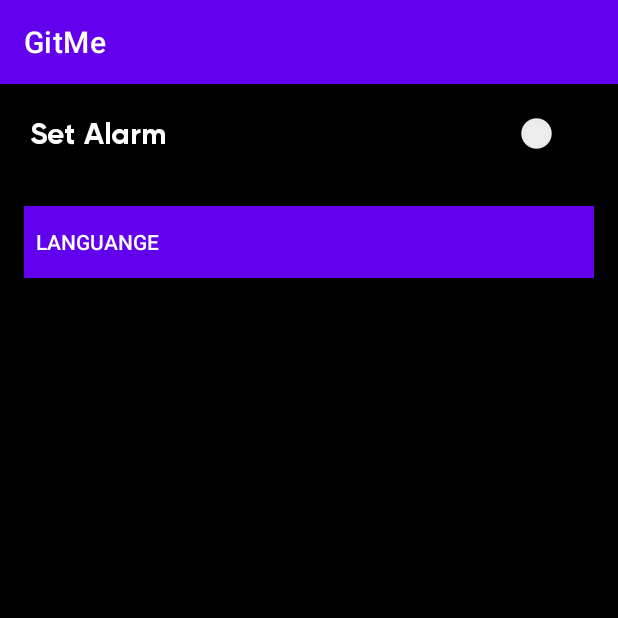
After one commit to afifahna18/GitMe, an Android app: the SettingsActivity screen opened directly, with no data from a screen before it, on a phone screen of 412 x 824 dp, the top half of it. The commit adds this screen. Run offline under Robolectric (Android 15) with nearby library versions, the phone set to English and light mode, and no system bars.

Commit message:
languange dan alarm

```diff
--- a/app/build.gradle
+++ b/app/build.gradle
@@ -76,5 +76,8 @@ dependencies {
     implementation "org.jetbrains.kotlinx:kotlinx-coroutines-core:1.3.0"
     implementation "org.jetbrains.kotlinx:kotlinx-coroutines-android:1.3.0"
 
+    //content provider
+    implementation 'androidx.preference:preference-ktx:1.1.1'
+
 
 }
--- /dev/null
+++ b/app/src/main/java/com/afifah/gitme/broadcastreceiver/AlarmData.kt
@@ -0,0 +1,8 @@
+package com.afifah.gitme.broadcastreceiver
+
+class AlarmData (
+
+    var isAlarm: Boolean = false
+
+
+)
--- /dev/null
+++ b/app/src/main/java/com/afifah/gitme/broadcastreceiver/AlarmPreference.kt
@@ -0,0 +1,25 @@
+package com.afifah.gitme.broadcastreceiver
+
+import android.content.Context
+
+class AlarmPreference(context: Context) {
+
+    companion object {
+        const val PREFERENCE_NAME = "alarm_pref"
+        private const val ALARM = "isAlarm"
+    }
+
+    private val alarm = context.getSharedPreferences(PREFERENCE_NAME, Context.MODE_PRIVATE)
+
+    fun setReminder(value: AlarmData){
+        val editor = alarm.edit()
+        editor.putBoolean(ALARM, value.isAlarm)
+        editor.apply()
+    }
+
+    fun getReminder(): AlarmData {
+        val model = AlarmData()
+        model.isAlarm = alarm.getBoolean(ALARM, false)
+        return model
+    }
+}
--- a/app/src/main/java/com/afifah/gitme/view/ui/HomeActivity.kt
+++ b/app/src/main/java/com/afifah/gitme/view/ui/HomeActivity.kt
@@ -56,6 +56,12 @@ class HomeActivity : AppCompatActivity() {
                 }
             }
 
+            btnSettings.setOnClickListener {
+                Intent(this@HomeActivity, SettingsActivity::class.java).also{
+                    startActivity(it)
+                }
+            }
+
 
 
             //apabila tombol enter ditekan maka akan search
--- /dev/null
+++ b/app/src/main/java/com/afifah/gitme/view/ui/SettingsActivity.kt
@@ -0,0 +1,53 @@
+package com.afifah.gitme.view.ui
+
+import android.content.Intent
+import androidx.appcompat.app.AppCompatActivity
+import android.os.Bundle
+import android.provider.Settings
+import com.afifah.gitme.broadcastreceiver.AlarmPreference
+import com.afifah.gitme.broadcastreceiver.AlarmReceiver
+import com.afifah.gitme.databinding.ActivitySettingsBinding
+import com.afifah.gitme.broadcastreceiver.AlarmData
+
+class SettingsActivity : AppCompatActivity() {
+
+    private lateinit var binding: ActivitySettingsBinding
+    private lateinit var alarm: AlarmData
+    private lateinit var alarmReceiver: AlarmReceiver
+
+    override fun onCreate(savedInstanceState: Bundle?) {
+        super.onCreate(savedInstanceState)
+        binding = ActivitySettingsBinding.inflate(layoutInflater)
+        setContentView(binding.root)
+
+        val alarmPreference = AlarmPreference(this)
+        binding.switchAlarm.isChecked = alarmPreference.getReminder().isAlarm
+
+        alarmReceiver = AlarmReceiver()
+
+        binding.apply {
+            btnLanguage.setOnClickListener{
+                val intent = Intent(Settings.ACTION_LOCALE_SETTINGS)
+                startActivity(intent)
+            }
+        }
+
+        binding.switchAlarm.setOnCheckedChangeListener { _, isChecked ->
+            if (isChecked){
+                saveReminder(true)
+                alarmReceiver.setRepeatingAlarm(this, "Repeating ALARM","05.37", "GITHUB REMINDER")
+            }else{
+                saveReminder(false)
+                alarmReceiver.cancelAlarm(this)
+            }
+        }
+    }
+
+    private fun saveReminder(state: Boolean) {
+        val alarmPreference = AlarmPreference(this)
+        alarm = AlarmData()
+
+        alarm.isAlarm = state
+        alarmPreference.setReminder(alarm)
+    }
+}
--- /dev/null
+++ b/app/src/main/res/drawable-v24/ic_github_logo.xml
@@ -0,0 +1,4 @@
+<vector android:height="24dp" android:viewportHeight="24"
+    android:viewportWidth="24" android:width="24dp" xmlns:android="http://schemas.android.com/apk/res/android">
+    <path android:fillColor="#FFFFFF" android:pathData="m12,0.5c-6.63,0 -12,5.28 -12,11.792 0,5.211 3.438,9.63 8.205,11.188 0.6,0.111 0.82,-0.254 0.82,-0.567 0,-0.28 -0.01,-1.022 -0.015,-2.005 -3.338,0.711 -4.042,-1.582 -4.042,-1.582 -0.546,-1.361 -1.335,-1.725 -1.335,-1.725 -1.087,-0.731 0.084,-0.716 0.084,-0.716 1.205,0.082 1.838,1.215 1.838,1.215 1.07,1.803 2.809,1.282 3.495,0.981 0.108,-0.763 0.417,-1.282 0.76,-1.577 -2.665,-0.295 -5.466,-1.309 -5.466,-5.827 0,-1.287 0.465,-2.339 1.235,-3.164 -0.135,-0.298 -0.54,-1.497 0.105,-3.121 0,0 1.005,-0.316 3.3,1.209 0.96,-0.262 1.98,-0.392 3,-0.398 1.02,0.006 2.04,0.136 3,0.398 2.28,-1.525 3.285,-1.209 3.285,-1.209 0.645,1.624 0.24,2.823 0.12,3.121 0.765,0.825 1.23,1.877 1.23,3.164 0,4.53 -2.805,5.527 -5.475,5.817 0.42,0.354 0.81,1.077 0.81,2.182 0,1.578 -0.015,2.846 -0.015,3.229 0,0.309 0.21,0.678 0.825,0.56 4.801,-1.548 8.236,-5.97 8.236,-11.173 0,-6.512 -5.373,-11.792 -12,-11.792z"/>
+</vector>
--- /dev/null
+++ b/app/src/main/res/drawable/ic_notifications.xml
@@ -0,0 +1,5 @@
+<vector android:height="24dp" android:tint="#FFFFFF"
+    android:viewportHeight="24" android:viewportWidth="24"
+    android:width="24dp" xmlns:android="http://schemas.android.com/apk/res/android">
+    <path android:fillColor="@android:color/white" android:pathData="M12,22c1.1,0 2,-0.9 2,-2h-4c0,1.1 0.89,2 2,2zM18,16v-5c0,-3.07 -1.64,-5.64 -4.5,-6.32L13.5,4c0,-0.83 -0.67,-1.5 -1.5,-1.5s-1.5,0.67 -1.5,1.5v0.68C7.63,5.36 6,7.92 6,11v5l-2,2v1h16v-1l-2,-2z"/>
+</vector>
--- /dev/null
+++ b/app/src/main/res/layout/activity_settings.xml
@@ -0,0 +1,38 @@
+<?xml version="1.0" encoding="utf-8"?>
+<LinearLayout
+    xmlns:android="http://schemas.android.com/apk/res/android"
+    xmlns:app="http://schemas.android.com/apk/res-auto"
+    xmlns:tools="http://schemas.android.com/tools"
+    android:layout_width="match_parent"
+    android:layout_height="match_parent"
+    android:orientation="vertical"
+    android:background="@color/black"
+    tools:context=".view.ui.SettingsActivity">
+
+    <Switch
+        android:id="@+id/switch_alarm"
+        android:layout_width="match_parent"
+        android:layout_height="wrap_content"
+        android:text="@string/set_alarm"
+        android:textColor="@color/white"
+        android:textOff="@string/set_alarm_on"
+        android:textOn="@string/set_alarm_off"
+        android:padding="20dp"
+        android:textSize="20sp"
+        android:fontFamily="@font/gilroy_bold"
+        tools:ignore="UseSwitchCompatOrMaterialXml" />
+
+    <Button
+        android:id="@+id/btn_language"
+        style="@style/Widget.AppCompat.Button.Borderless.Colored"
+        android:background="@color/teal_700"
+        android:layout_width="match_parent"
+        android:layout_height="wrap_content"
+        android:padding="8dp"
+        android:layout_margin="16dp"
+        android:text="@string/set_language"
+        android:textAlignment="textStart"
+        android:textColor="@android:color/white"
+        android:textSize="14sp" />
+
+</LinearLayout>
--- a/app/src/main/res/values/strings.xml
+++ b/app/src/main/res/values/strings.xml
@@ -14,6 +14,10 @@
     <string name="repository">Repository</string>
     <!-- TODO: Remove or change this placeholder text -->
     <string name="hello_blank_fragment">Hello blank fragment</string>
+    <string name="set_alarm">Set Alarm</string>
+    <string name="set_alarm_on">ON</string>
+    <string name="set_alarm_off">OFF</string>
+    <string name="set_language">languange</string>
 
 
 </resources>
```
Also changed, not shown: app/src/main/AndroidManifest.xml (+11 -1 lines), app/src/main/java/com/afifah/gitme/broadcastreceiver/AlarmReceiver.kt (added, +96 -0 lines), app/src/main/java/com/afifah/gitme/broadcastreceiver/ReminderReceiver.kt (added, +90 -0 lines).
